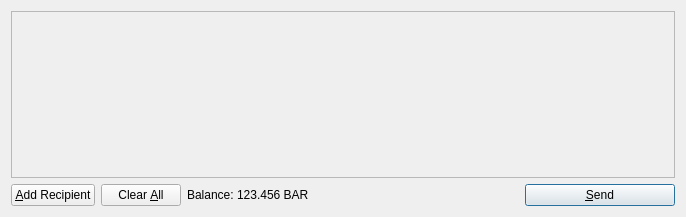
Before: the Qt Designer form src/qt/forms/sendcoinsdialog.ui in wire306/charitycoin, drawn with Qt 5.
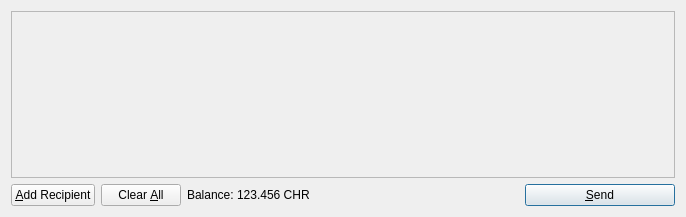
After: the same form once the commit is applied. Icons and pictures are not drawn.

```diff
--- a/src/qt/forms/sendcoinsdialog.ui
+++ b/src/qt/forms/sendcoinsdialog.ui
@@ -119,7 +119,7 @@
           <cursorShape>IBeamCursor</cursorShape>
          </property>
          <property name="text">
-          <string>123.456 BAR</string>
+          <string>123.456 CHR</string>
          </property>
          <property name="textInteractionFlags">
           <set>Qt::LinksAccessibleByMouse|Qt::TextSelectableByKeyboard|Qt::TextSelectableByMouse</set>
```
